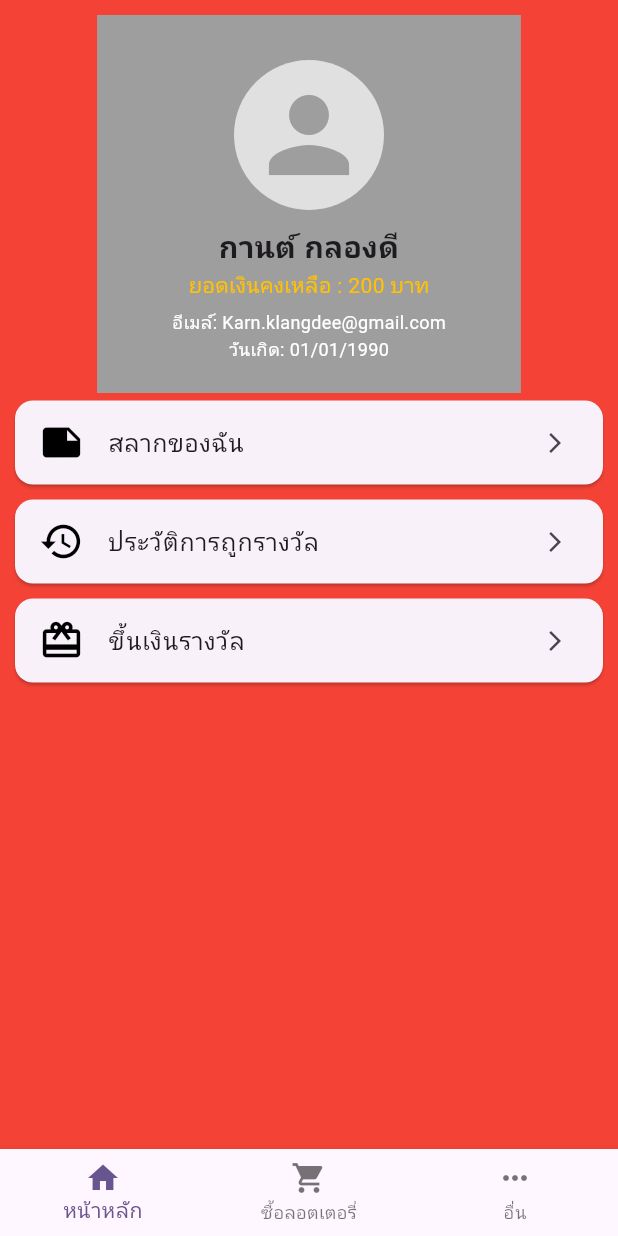
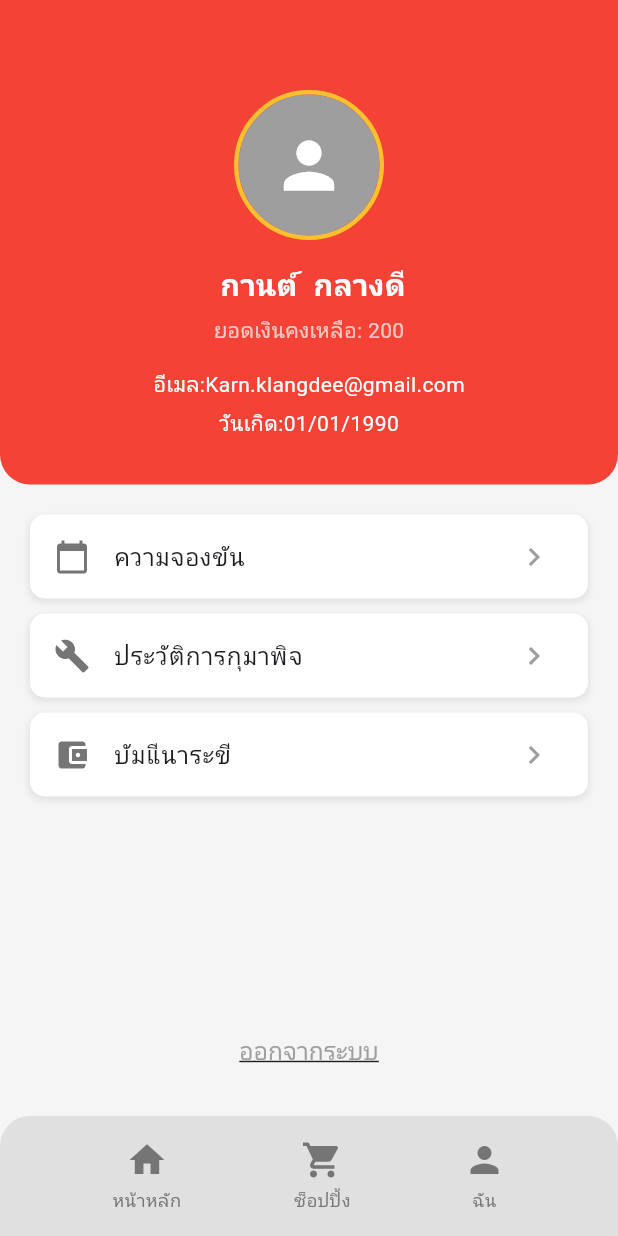
Before and after one commit to MACROG33/LottoReddragon, a Flutter app: the screen it shows after launch, on a phone screen of 412 x 824 dp. Run offline on Flutter 3.47's test engine with Material 3 defaults, Android fonts, the phone set to English and light mode, and no system bars.

Commit message:
update pageNew

```diff
--- a/lotto/lib/pages/info.dart
+++ b/lotto/lib/pages/info.dart
@@ -1,101 +1,181 @@
 import 'package:flutter/material.dart';
 
 class ProfilePage extends StatelessWidget {
+  const ProfilePage({Key? key}) : super(key: key);
+
   @override
   Widget build(BuildContext context) {
     return Scaffold(
-      backgroundColor: Colors.red,
+      backgroundColor: Colors.grey[100],
       body: Column(
         children: [
+          // Top Profile Section with Red Background
           Container(
-            color: Colors.grey,
-            padding: EdgeInsets.only(top: 30, bottom: 20, left: 50, right: 50),
-            margin: EdgeInsets.only(top: 10),
+            width: double.infinity,
+            decoration: const BoxDecoration(
+              color: Colors.red,
+              borderRadius: BorderRadius.only(
+                bottomLeft: Radius.circular(20),
+                bottomRight: Radius.circular(20),
+              ),
+            ),
+            padding: const EdgeInsets.fromLTRB(20, 60, 20, 30),
             child: Column(
               children: [
-                CircleAvatar(
-                  radius: 50,
-                  backgroundColor: Colors.grey.shade300,
-                  child: Icon(Icons.person, size: 80, color: Colors.grey),
+                // Profile Avatar with Border
+                Container(
+                  width: 100,
+                  height: 100,
+                  decoration: BoxDecoration(
+                    shape: BoxShape.circle,
+                    border: Border.all(color: Colors.yellow[700]!, width: 3),
+                  ),
+                  child: const CircleAvatar(
+                    radius: 48,
+                    backgroundColor: Colors.grey,
+                    child: Icon(Icons.person, size: 50, color: Colors.white),
+                  ),
                 ),
-                SizedBox(height: 10),
-                Text(
-                  "กานต์ กลองดี",
-                  style: TextStyle(fontSize: 20, fontWeight: FontWeight.bold),
+                const SizedBox(height: 15),
+                // Name
+                const Text(
+                  ' กานต์  กลางดี',
+                  style: TextStyle(
+                    color: Colors.white,
+                    fontSize: 20,
+                    fontWeight: FontWeight.bold,
+                  ),
                 ),
-                Text(
-                  "ยอดเงินคงเหลือ : 200 บาท",
-                  style: TextStyle(fontSize: 14, color: Colors.amber),
+                const SizedBox(height: 5),
+                // Subtitle
+                const Text(
+                  'ยอดเงินคงเหลือ: 200',
+                  style: TextStyle(color: Colors.white70, fontSize: 14),
                 ),
-                SizedBox(height: 5),
-                Text(
-                  "อีเมล์: Karn.klangdee@gmail.com",
-                  style: TextStyle(fontSize: 12, color: Colors.white),
+                const SizedBox(height: 15),
+                // Email
+                const Text(
+                  'อีเมล:Karn.klangdee@gmail.com',
+                  style: TextStyle(color: Colors.white, fontSize: 14),
                 ),
-                Text(
-                  "วันเกิด: 01/01/1990",
-                  style: TextStyle(fontSize: 12, color: Colors.white),
+                const SizedBox(height: 5),
+                // Date
+                const Text(
+                  'วันเกิด:01/01/1990',
+                  style: TextStyle(color: Colors.white, fontSize: 14),
                 ),
               ],
             ),
           ),
 
-          // เมนู
+          const SizedBox(height: 20),
+
+          // Menu Items
           Expanded(
-            child: ListView(
-              children: [
-                buildMenuItem(Icons.note, "สลากของฉัน"),
-                buildMenuItem(Icons.history, "ประวัติการถูกรางวัล"),
-                buildMenuItem(Icons.card_giftcard, "ขึ้นเงินรางวัล"),
-              ],
-            ),
-          ),
+            child: Padding(
+              padding: const EdgeInsets.symmetric(horizontal: 20),
+              child: Column(
+                children: [
+                  _buildMenuItem(
+                    icon: Icons.calendar_today,
+                    title: 'ความจองขัน',
+                    onTap: () {},
+                  ),
+                  _buildMenuItem(
+                    icon: Icons.build,
+                    title: 'ประวัติการกุมาพิจ',
+                    onTap: () {},
+                  ),
+                  _buildMenuItem(
+                    icon: Icons.account_balance_wallet,
+                    title: 'บัมแีนาระขี',
+                    onTap: () {},
+                  ),
 
-          // ปุ่มออกจากระบบ
-          Padding(
-            padding: const EdgeInsets.symmetric(vertical: 10),
-            child: TextButton(
-              onPressed: () {},
-              child: Text(
-                "ออกจากระบบ",
-                style: TextStyle(
-                  color: Colors.red,
-                  fontWeight: FontWeight.bold,
-                ),
+                  const Spacer(),
+
+                  // Logout Button
+                  TextButton(
+                    onPressed: () {},
+                    child: const Text(
+                      'ออกจากระบบ',
+                      style: TextStyle(
+                        color: Colors.grey,
+                        fontSize: 16,
+                        decoration: TextDecoration.underline,
+                      ),
+                    ),
+                  ),
+
+                  const SizedBox(height: 20),
+                ],
               ),
             ),
           ),
 
           // Bottom Navigation
-          BottomNavigationBar(
-            items: [
-              BottomNavigationBarItem(
-                icon: Icon(Icons.home),
-                label: "หน้าหลัก",
+          Container(
+            height: 80,
+            decoration: BoxDecoration(
+              color: Colors.grey[300],
+              borderRadius: const BorderRadius.only(
+                topLeft: Radius.circular(20),
+                topRight: Radius.circular(20),
               ),
-              BottomNavigationBarItem(
-                icon: Icon(Icons.shopping_cart),
-                label: "ซื้อลอตเตอรี่",
-              ),
-              BottomNavigationBarItem(
-                icon: Icon(Icons.more_horiz),
-                label: "อื่น",
-              ),
-            ],
+            ),
+            child: Row(
+              mainAxisAlignment: MainAxisAlignment.spaceEvenly,
+              children: [
+                _buildBottomNavItem(Icons.home, 'หน้าหลัก'),
+                _buildBottomNavItem(Icons.shopping_cart, 'ช็อปปิ้ง'),
+                _buildBottomNavItem(Icons.person, 'ฉัน'),
+              ],
+            ),
           ),
         ],
       ),
     );
   }
 
-  Widget buildMenuItem(IconData icon, String title) {
-    return Card(
-      margin: EdgeInsets.symmetric(vertical: 5, horizontal: 10),
+  Widget _buildMenuItem({
+    required IconData icon,
+    required String title,
+    required VoidCallback onTap,
+  }) {
+    return Container(
+      margin: const EdgeInsets.only(bottom: 10),
+      decoration: BoxDecoration(
+        color: Colors.white,
+        borderRadius: BorderRadius.circular(10),
+        boxShadow: [
+          BoxShadow(
+            color: Colors.grey.withOpacity(0.2),
+            spreadRadius: 1,
+            blurRadius: 3,
+            offset: const Offset(0, 2),
+          ),
+        ],
+      ),
       child: ListTile(
-        leading: Icon(icon, size: 30, color: Colors.black),
-        title: Text(title),
-        trailing: Icon(Icons.arrow_forward_ios, size: 16),
+        leading: Icon(icon, color: Colors.grey[600]),
+        title: Text(
+          title,
+          style: const TextStyle(fontSize: 16, fontWeight: FontWeight.w500),
+        ),
+        trailing: const Icon(Icons.chevron_right, color: Colors.grey),
+        onTap: onTap,
       ),
     );
   }
+
+  Widget _buildBottomNavItem(IconData icon, String label) {
+    return Column(
+      mainAxisAlignment: MainAxisAlignment.center,
+      children: [
+        Icon(icon, color: Colors.grey[600], size: 28),
+        const SizedBox(height: 4),
+        Text(label, style: TextStyle(color: Colors.grey[600], fontSize: 12)),
+      ],
+    );
+  }
 }
```
Also changed, not shown: 1 other file.
